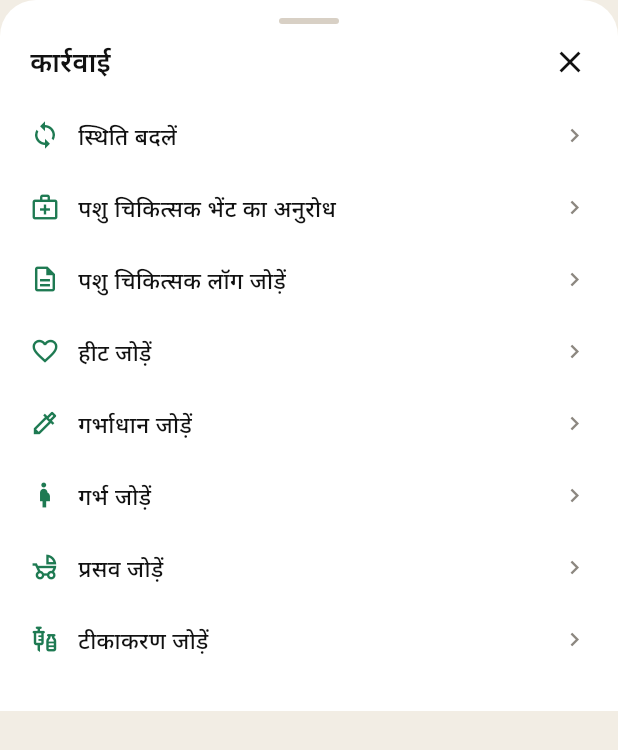
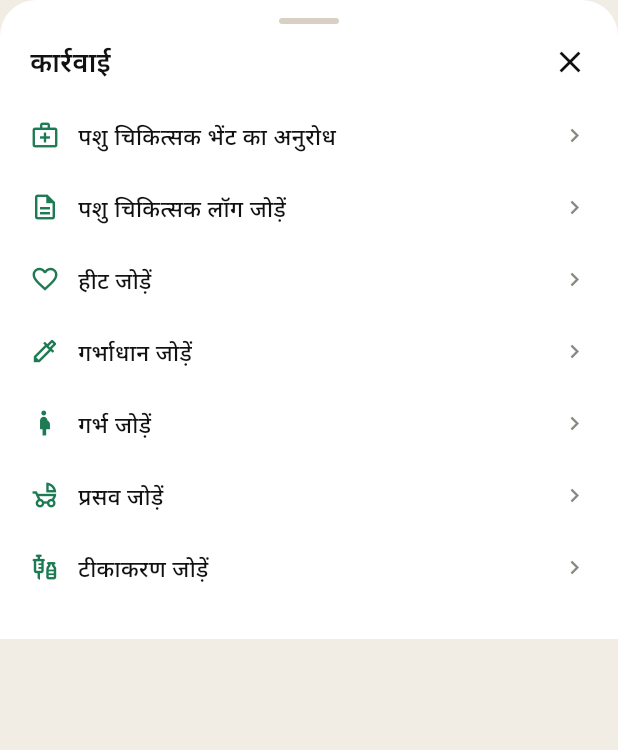
Before and after one commit to vaseey21/Vanix, a Flutter app: the _ActionsSheet widget shown alone on an empty page, opened directly with empty values, on a phone screen of 412 x 824 dp. Shown: the top 750 px of the screen. Run offline on Flutter 3.47's test engine with Material 3 defaults, Android fonts, the phone set to English and light mode, and no system bars; our stand-ins replace flutter_svg, video_player; network calls fail.

Commit message:
auto: save changes

```diff
--- a/flutter_app/lib/screens/cow_profile_screen.dart
+++ b/flutter_app/lib/screens/cow_profile_screen.dart
@@ -1416,8 +1416,11 @@ class _ActionsSheetState extends State<_ActionsSheet> {
 
   // ── shared step widgets ──
   Widget _mainList() {
+    // "Change status" row removed — the sheet now starts directly with
+    // "Request a vet visit". The statusList/statusNote flow code below is
+    // left in place (unreferenced) — matches vanix_screens_preview.html
+    // leaving its viewStatusList/statusNote view functions unused too.
     final items = <(IconData, String, VoidCallback)>[
-      (Icons.sync, _t('changeStatus'), () => _go('statusList')),
       (Icons.medical_services_outlined, _t('reqVetVisit'), () { _flow = 'visit'; _go('vetPick'); }),
       (Icons.description_outlined, _t('addVetLog'), () { _flow = 'vetlog'; _attach = false; _go('vetPick'); }),
       (Icons.favorite_border, _t('addHeat'), () => _go('heatConfirm')),
```
